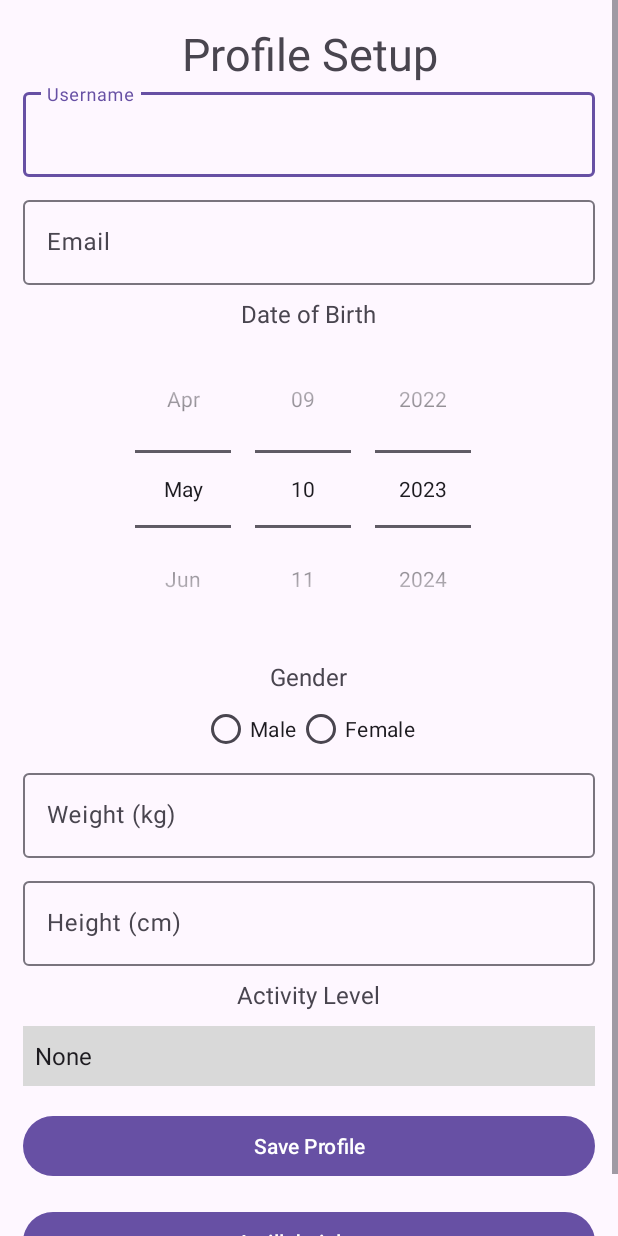
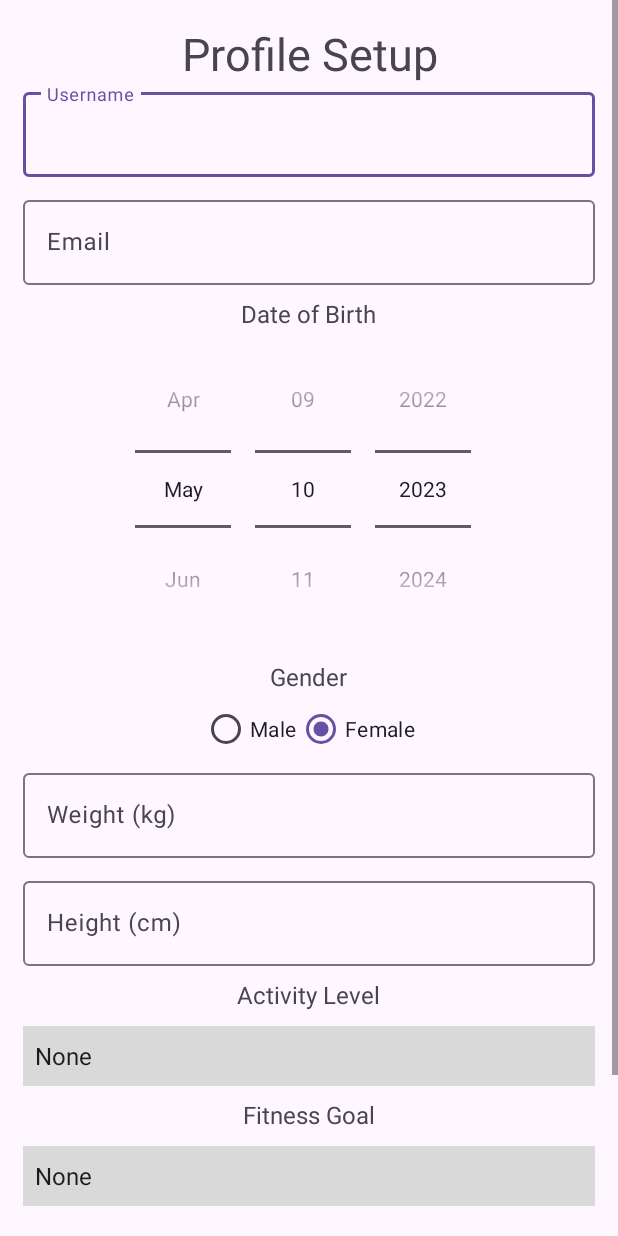
Before and after one commit to markpiu/comp4521project, an Android app: the screen it shows after launch once a user with an empty profile is signed in (ProfileSetup), after a tap on "Profile", on a phone screen of 412 x 824 dp. Run offline under Robolectric (Android 15) with nearby library versions, the light colour scheme and no system bars; our stand-ins replace Firebase (no records; nobody signed in at launch, a user with empty details on screens opened directly); libraries missing offline, so code that uses them is left out: com.facebook.stetho.

Commit message:
SQL helper function and completed profile set up

```diff
--- a/app/build.gradle
+++ b/app/build.gradle
@@ -39,4 +39,7 @@ dependencies {
     androidTestImplementation 'androidx.test.ext:junit:1.1.5'
     androidTestImplementation 'androidx.test.espresso:espresso-core:3.5.1'
     implementation 'com.google.android.gms:play-services-auth:20.5.0'
+    implementation 'com.facebook.stetho:stetho:1.6.0'
+
+
 }
--- a/app/src/main/java/comp4521/group_s/MainActivity.java
+++ b/app/src/main/java/comp4521/group_s/MainActivity.java
@@ -8,6 +8,7 @@ import android.view.View;
 import android.widget.Button;
 import android.widget.TextView;
 
+import com.facebook.stetho.Stetho;
 import com.google.firebase.auth.FirebaseAuth;
 import com.google.firebase.auth.FirebaseUser;
 
@@ -24,11 +25,13 @@ public class MainActivity extends AppCompatActivity {
         super.onCreate(savedInstanceState);
         setContentView(R.layout.activity_main);
 
+
         auth = FirebaseAuth.getInstance();
         btnLogout = findViewById(R.id.btnLogout);
         btnProfile = findViewById(R.id.btnProfile);
         textViewHiUser = findViewById(R.id.user_details);
         user = auth.getCurrentUser();
+
         if (user == null){
             Intent intent = new Intent(getApplicationContext(), Login.class);
             startActivity(intent);
@@ -37,6 +40,8 @@ public class MainActivity extends AppCompatActivity {
         else {
             textViewHiUser.setText(user.getEmail());
         }
+
+
         btnProfile.setOnClickListener(new View.OnClickListener() {
             @Override
             public void onClick(View view) {
--- a/app/src/main/java/comp4521/group_s/ProfileSetup.java
+++ b/app/src/main/java/comp4521/group_s/ProfileSetup.java
@@ -1,4 +1,5 @@
 package comp4521.group_s;
+
 
 import androidx.appcompat.app.AppCompatActivity;
 
@@ -6,21 +7,119 @@ import android.content.Intent;
 import android.os.Bundle;
 import android.view.View;
 import android.widget.Button;
+import android.widget.DatePicker;
+import android.widget.EditText;
+import android.widget.RadioGroup;
+import android.widget.Spinner;
+import android.widget.Toast;
+
+import com.facebook.stetho.Stetho;
+import com.google.firebase.auth.FirebaseAuth;
+import com.google.firebase.auth.FirebaseUser;
+
+import java.text.ParseException;
+import java.text.SimpleDateFormat;
+import java.util.Arrays;
+import java.util.Calendar;
+import java.util.Date;
+import java.util.Locale;
 
 public class ProfileSetup extends AppCompatActivity {
+    FirebaseAuth auth;
+    FirebaseUser user;
 
     Button btnSave,btnCancel;
+
     @Override
     protected void onCreate(Bundle savedInstanceState) {
         super.onCreate(savedInstanceState);
+        auth = FirebaseAuth.getInstance();
         setContentView(R.layout.activity_profile_setup);
         btnSave = findViewById(R.id.btn_save_profile);
         btnCancel = findViewById(R.id.btn_cancel_profile);
+        EditText nameEditText = findViewById(R.id.username_profile);
+        EditText emailEditText = findViewById(R.id.email_profile);
+        DatePicker dobDatePicker = findViewById(R.id.date_of_birth_profile);
+        RadioGroup genderRadioGroup = findViewById(R.id.gender_profile);
+        EditText weightEditText = findViewById(R.id.weight_profile);
+        EditText heightEditText = findViewById(R.id.height_profile);
+        Spinner activityLevelSpinner = findViewById(R.id.activity_level_profile);
+        Spinner fitnessGoalSpinner = findViewById(R.id.fitness_goal_profile);
+
+        user = auth.getCurrentUser();
+        String user_id = user.getUid();
+        SqlDataBaseHelper dbhelper = SqlDataBaseHelper.instanceOfDatabase(ProfileSetup.this);
+        nameEditText.setText(dbhelper.GetUserName(user_id));
+        String userEmail = dbhelper.GetUserEmail(user_id);
+        emailEditText.setText(userEmail);
+        String dobStr = dbhelper.GetUserDOB(user_id);
+        Calendar cal = Calendar.getInstance();
+        SimpleDateFormat sdf = new SimpleDateFormat("yyyy-MM-dd", Locale.getDefault());
+        try {
+            Date dob = sdf.parse(dobStr);
+            cal.setTime(dob);
+            int year = cal.get(Calendar.YEAR);
+            int month = cal.get(Calendar.MONTH);
+            int day = cal.get(Calendar.DAY_OF_MONTH);
+            dobDatePicker.init(year, month, day, null);
+        } catch (ParseException e) {
+            e.printStackTrace();
+        }
+        String gender = dbhelper.GetUserGender(user_id);
+        if (gender.equals("Male")) {
+            genderRadioGroup.check(R.id.male_profile);
+        } else {
+            genderRadioGroup.check(R.id.female_profile);
+        }
+
+        weightEditText.setText(dbhelper.GetUserWeight(user_id));
+        heightEditText.setText(dbhelper.GetUserHeight(user_id));
+        String activityLevel = dbhelper.GetUserActivityLevel(user_id);
+        int activityLevelIndex = Arrays.asList(getResources().getStringArray(R.array.activity_level_array)).indexOf(activityLevel);
+        activityLevelSpinner.setSelection(activityLevelIndex);
+        String fitnessGoal = dbhelper.GetUserFitnessGoal(user_id);
+        int fitnessGoalIndex = Arrays.asList(getResources().getStringArray(R.array.fitness_goal_array)).indexOf(fitnessGoal);
+        fitnessGoalSpinner.setSelection(fitnessGoalIndex);
+
+
 
         btnSave.setOnClickListener(new View.OnClickListener() {
             @Override
             public void onClick(View view) {
-                //todo
+                // Get the values from the input fields
+                String name = nameEditText.getText().toString();
+                String email = emailEditText.getText().toString();
+                int day = dobDatePicker.getDayOfMonth();
+                int month = dobDatePicker.getMonth() + 1; // DatePicker month is zero-based
+                int year = dobDatePicker.getYear();
+                String dob = String.format("%04d-%02d-%02d", year, month, day); // Format date as YYYY-MM-DD
+                int selectedGenderId = genderRadioGroup.getCheckedRadioButtonId();
+                String gender = "";
+                if (selectedGenderId == R.id.male_profile) {
+                    gender = "Male";
+                } else if (selectedGenderId == R.id.female_profile) {
+                    gender = "Female";
+                }
+                String weight = weightEditText.getText().toString();
+                String height = heightEditText.getText().toString();
+                String activityLevel = activityLevelSpinner.getSelectedItem().toString();
+                String fitnessGoal = fitnessGoalSpinner.getSelectedItem().toString();
+
+
+                // Update the user profile in the database
+
+                dbhelper.UpdateUserprofile(user_id, name, email, dob, gender, weight, height, activityLevel, fitnessGoal);
+
+                if(!email.equals(userEmail))
+                {
+                    Toast.makeText(ProfileSetup.this, " Profile Saved with email Updated.",
+                            Toast.LENGTH_SHORT).show();
+                    user.updateEmail(email);
+                }
+                else {
+                    Toast.makeText(ProfileSetup.this, " Profile Saved.",
+                            Toast.LENGTH_SHORT).show();
+                }
                 Intent intent = new Intent(getApplicationContext(), MainActivity.class);
                 startActivity(intent);
                 finish();
--- a/app/src/main/java/comp4521/group_s/Register.java
+++ b/app/src/main/java/comp4521/group_s/Register.java
@@ -13,6 +13,7 @@ import android.widget.ProgressBar;
 import android.widget.TextView;
 import android.widget.Toast;
 
+import com.facebook.stetho.Stetho;
 import com.google.android.gms.tasks.OnCompleteListener;
 import com.google.android.gms.tasks.Task;
 import com.google.android.material.textfield.TextInputEditText;
--- /dev/null
+++ b/app/src/main/java/comp4521/group_s/SqlDataBaseHelper.java
@@ -0,0 +1,160 @@
+package comp4521.group_s;
+
+import android.annotation.SuppressLint;
+import android.content.Context;
+import android.database.Cursor;
+import android.database.sqlite.SQLiteDatabase;
+import android.database.sqlite.SQLiteOpenHelper;
+
+
+
+public class SqlDataBaseHelper extends SQLiteOpenHelper {
+
+    private static SqlDataBaseHelper dbhelper;
+    private static final String BDname = "DBUserData";
+    private static final int DBversion = 1;
+
+    public SqlDataBaseHelper(Context context) {
+        super(context, BDname, null, DBversion);
+    }
+
+    public static SqlDataBaseHelper instanceOfDatabase(Context context)
+    {
+        if(dbhelper == null)
+            dbhelper = new SqlDataBaseHelper(context);
+        return dbhelper;
+    }
+
+    @Override
+    public void onCreate(SQLiteDatabase sqLiteDatabase) {
+        StringBuilder sql = new StringBuilder()
+                .append("CREATE TABLE IF NOT EXISTS profile (USER_ID varchar PRIMARY KEY, NAME varchar, EMAIL varchar, DOB date, GENDER varchar, WEIGHT decimal, HEIGHT decimal, ACTIVITY_LEVEL varchar, GOAL varchar);")
+                .append("CREATE TABLE meal_plan (PLAN_ID integer PRIMARY KEY, USER_ID varchar, MEAL_TYPE varchar, FOOD_ID integer, SERVING_SIZE decimal);")
+                .append("CREATE TABLE intake_record (INTAKE_ID integer PRIMARY KEY, USER_ID varchar, FOOD_ID integer, SERVING_SIZE decimal, DATE DATE);")
+                .append("CREATE TABLE progress (PROGRESS_ID integer PRIMARY KEY, USER_ID varchar, WEIGHT decimal, BODY_MEASUREMENT_TYPE varchar, BODY_MEASUREMENT_VALUE decimal);");
+        sqLiteDatabase.execSQL(sql.toString());
+    }
+
+    @Override
+    public void onUpgrade(SQLiteDatabase sqLiteDatabase, int i, int i1) {
+        StringBuilder sql = new StringBuilder()
+                        .append("DROP TABLE profile IF EXISTS profile;")
+                        .append("DROP TABLE intake_record IF EXISTS intake_record;")
+                        .append("DROP TABLE progress IF EXISTS progress;")
+                        .append("DROP TABLE meal_plan IF EXISTS meal_plan;");
+        sqLiteDatabase.execSQL(sql.toString());
+
+    }
+
+    public void UpdateUserprofile(String id, String name , String email, String DOB, String gender, String weight, String height, String activityLevel, String goal){
+        SQLiteDatabase sqLiteDatabase = this.getWritableDatabase();
+        StringBuilder sql = new StringBuilder()
+        .append("INSERT OR REPLACE INTO profile (USER_ID, NAME, EMAIL, DOB, GENDER, WEIGHT, HEIGHT, ACTIVITY_LEVEL, GOAL) VALUES (")
+        .append("'" + id + "',")
+        .append("'" + name + "',")
+        .append("'" + email + "',")
+        .append("'" + DOB + "',")
+        .append("'" + gender + "',")
+        .append(weight + ",")
+        .append(height + ",")
+        .append("'" + activityLevel + "',")
+        .append("'" + goal + "')");
+        sqLiteDatabase.execSQL(sql.toString());
+    }
+
+    public String GetUserName(String id) {
+        SQLiteDatabase sqLiteDatabase = this.getWritableDatabase();
+        Cursor c = null;
+        String name = "";
+        c = sqLiteDatabase.rawQuery("SELECT NAME FROM profile WHERE USER_ID = '" + id + "';", null);
+        if (c.moveToFirst()) {
+            name = c.getString(0);
+        }
+        c.close();
+        return name;
+    }
+    public String GetUserEmail(String id){
+        SQLiteDatabase sqLiteDatabase = this.getWritableDatabase();
+        Cursor c = null;
+        String email = "";
+        c = sqLiteDatabase.rawQuery("SELECT EMAIL FROM profile WHERE USER_ID = '" + id + "';",null);
+        if (c.moveToFirst()) {
+            email = c.getString(0);
+        }
+        c.close();
+        return email;
+    }
+
+    public String GetUserDOB(String id) {
+        SQLiteDatabase sqLiteDatabase = this.getWritableDatabase();
+        Cursor c = null;
+        String dob = "";
+        c = sqLiteDatabase.rawQuery("SELECT DOB FROM profile WHERE USER_ID = '" + id + "';", null);
+        if (c.moveToFirst()) {
+            dob = c.getString(0);
+        }
+        c.close();
+        return dob;
+    }
+
+    public String GetUserGender(String id) {
+        SQLiteDatabase sqLiteDatabase = this.getWritableDatabase();
+        Cursor c = null;
+        String gender = "";
+        c = sqLiteDatabase.rawQuery("SELECT GENDER FROM profile WHERE USER_ID = '" + id + "';", null);
+        if (c.moveToFirst()) {
+            gender = c.getString(0);
+        }
+        c.close();
+        return gender;
+    }
+
+    public String GetUserHeight(String id) {
+        SQLiteDatabase sqLiteDatabase = this.getWritableDatabase();
+        Cursor c = null;
+        String height = "";
+        c = sqLiteDatabase.rawQuery("SELECT HEIGHT FROM profile WHERE USER_ID = '" + id + "';", null);
+        if (c.moveToFirst()) {
+            height = c.getString(0);
+        }
+        c.close();
+        return height;
+    }
+
+    public String GetUserWeight(String id) {
+        SQLiteDatabase sqLiteDatabase = this.getWritableDatabase();
+        Cursor c = null;
+        String weight = "";
+        c = sqLiteDatabase.rawQuery("SELECT WEIGHT FROM profile WHERE USER_ID = '" + id + "';", null);
+        if (c.moveToFirst()) {
+            weight = c.getString(0);
+        }
+        c.close();
+        return weight;
+    }
+
+    public String GetUserActivityLevel(String id) {
+        SQLiteDatabase sqLiteDatabase = this.getWritableDatabase();
+        Cursor c = null;
+        String activityLevel = "";
+        c = sqLiteDatabase.rawQuery("SELECT ACTIVITY_LEVEL FROM profile WHERE USER_ID = '" + id + "';", null);
+        if (c.moveToFirst()) {
+            activityLevel = c.getString(0);
+        }
+        c.close();
+        return activityLevel;
+    }
+
+    public String GetUserFitnessGoal(String id) {
+        SQLiteDatabase sqLiteDatabase = this.getWritableDatabase();
+        Cursor c = null;
+        String fitnessGoal = "";
+        c = sqLiteDatabase.rawQuery("SELECT GOAL FROM profile WHERE USER_ID = '" + id + "';", null);
+        if (c.moveToFirst()) {
+            fitnessGoal = c.getString(0);
+        }
+        c.close();
+        return fitnessGoal;
+    }
+
+}
--- a/app/src/main/res/layout/activity_profile_setup.xml
+++ b/app/src/main/res/layout/activity_profile_setup.xml
@@ -129,6 +129,21 @@
             android:entries="@array/activity_level_array"
             android:background="@color/lightgrey"/>
 
+        <TextView
+            android:layout_width="wrap_content"
+            android:layout_height="wrap_content"
+            android:text="Fitness Goal"
+            android:textSize="16sp"
+            android:layout_marginTop="8dp" />
+
+        <Spinner
+            android:id="@+id/fitness_goal_profile"
+            android:layout_width="match_parent"
+            android:layout_height="40dp"
+            android:layout_marginTop="10sp"
+            android:entries="@array/fitness_goal_array"
+            android:background="@color/lightgrey"/>
+
         <Button
             android:id="@+id/btn_save_profile"
             android:layout_width="match_parent"
--- a/app/src/main/res/values/strings.xml
+++ b/app/src/main/res/values/strings.xml
@@ -19,4 +19,14 @@
         <item>High</item>
         <item>Extreme</item>
     </string-array>
+    <string-array name="fitness_goal_array">
+            <item>None</item>
+            <item>Weight Loss</item>
+            <item>Muscle Gain</item>
+            <item>Improve Endurance</item>
+            <item>Increase Strength</item>
+            <item>Improve Flexibility</item>
+            <item>Maintain Weight</item>
+            <item>Improve General Health</item>
+    </string-array>
 </resources>
```
Also changed, not shown: app/src/main/res/layout/activity_register.xml (+19 -15 lines).
